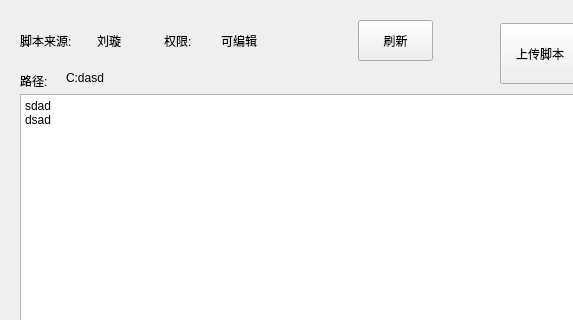
Above: UI/viewJSOther.ui from LX-sys/scriptmanagement before the change; both pictures show x 0 to 573 and y 0 to 320 of the 686 by 732 pixel window. Below: the same form after it.
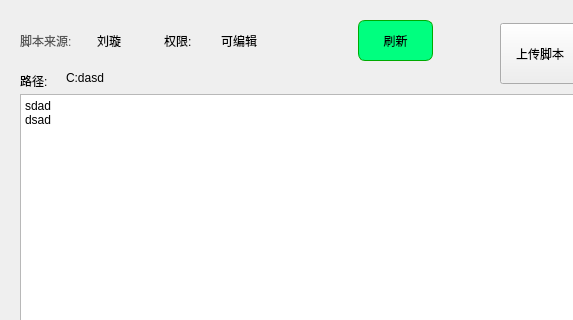
That is the form after the change. The open tabs and pages were chosen to show the change.

What changed in the file:
```diff
--- a/UI/viewJSOther.ui
+++ b/UI/viewJSOther.ui
@@ -58,7 +58,10 @@
             </size>
            </property>
            <property name="styleSheet">
-            <string notr="true"/>
+            <string notr="true">QLabel{
+	color:rgb(88, 88, 88);
+	font: 11pt &quot;黑体&quot;;
+}</string>
            </property>
            <property name="text">
             <string>脚本来源:</string>
@@ -170,6 +173,13 @@
            <height>41</height>
           </size>
          </property>
+         <property name="styleSheet">
+          <string notr="true">QPushButton{
+border:1px solid  rgb(0, 170, 0);
+background-color: rgb(0, 255, 127);
+border-radius:7px;
+}</string>
+         </property>
          <property name="text">
           <string>刷新</string>
          </property>
```
Left out of the diff: 2 changed lines with no effect on the pictures.
